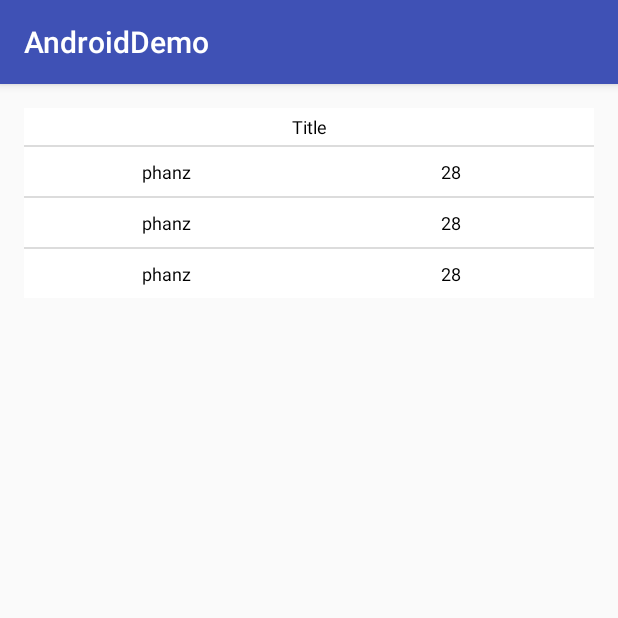
After one commit to phanz/AndroidDemo, an Android app: the ListViewActivity screen opened directly, with no data from a screen before it, on a phone screen of 412 x 824 dp, the top half of it. The commit adds this screen. Run offline under Robolectric (Android 15) with nearby library versions, the phone set to English and light mode, and no system bars.

Commit message:
ListView用法

```diff
--- a/app/src/main/AndroidManifest.xml
+++ b/app/src/main/AndroidManifest.xml
@@ -36,7 +36,8 @@
         <activity android:name=".snackbar.SnackBarActivity" />
         <activity android:name=".compoundbutton.CompoundButtonActivity" />
         <activity android:name=".simpleHScrollView.HScrollViewActivity" />
-        <activity android:name=".simpleHScrollView2.HScrollView2Activity"></activity>
+        <activity android:name=".simpleHScrollView2.HScrollView2Activity" />
+        <activity android:name=".listview.ListViewActivity"></activity>
     </application>
 
 </manifest>
--- a/app/src/main/java/com/example/demo/MainActivity.java
+++ b/app/src/main/java/com/example/demo/MainActivity.java
@@ -18,6 +18,7 @@ import com.example.demo.customview.CustomViewActivity;
 import com.example.demo.expandablelistview.ExpandableListViewActivity;
 import com.example.demo.fragment.FragmentActivity;
 import com.example.demo.gesture.SimpleGestureActivity;
+import com.example.demo.listview.ListViewActivity;
 import com.example.demo.permission.PermissionActivity;
 import com.example.demo.recyclerview.activity.ItemDecorationActivity;
 import com.example.demo.recyclerview.activity.RecyclerViewActivity;
@@ -45,6 +46,7 @@ public class MainActivity extends AppCompatActivity implements View.OnClickListe
     private Button mCompoundBtn;
     private Button mHScrollBtn;
     private Button mHScrollBtn2;
+    private Button mListViewBtn;
 
     @Override
     protected void onCreate(Bundle savedInstanceState) {
@@ -92,6 +94,9 @@ public class MainActivity extends AppCompatActivity implements View.OnClickListe
 
         mHScrollBtn2 = (Button)findViewById(R.id.h_scroll_view_btn_2);
         mHScrollBtn2.setOnClickListener(this);
+
+        mListViewBtn = (Button)findViewById(R.id.list_view_btn);
+        mListViewBtn.setOnClickListener(this);
 
     }
 
@@ -168,6 +173,11 @@ public class MainActivity extends AppCompatActivity implements View.OnClickListe
                 Intent hScrollViewIntent2 = new Intent(MainActivity.this, HScrollView2Activity.class);
                 startActivity(hScrollViewIntent2);
                 break;
+
+            case R.id.list_view_btn:
+                Intent listViewIntent = new Intent(MainActivity.this, ListViewActivity.class);
+                startActivity(listViewIntent);
+                break;
             default:
                 break;
         }
--- /dev/null
+++ b/app/src/main/java/com/example/demo/listview/BasicAdapter.java
@@ -0,0 +1,86 @@
+package com.example.demo.listview;
+
+import android.view.View;
+import android.view.ViewGroup;
+import android.widget.BaseAdapter;
+
+import java.util.ArrayList;
+import java.util.List;
+
+/**
+ * Created by hanzai.peng on 2017/3/7.
+ */
+
+public abstract class BasicAdapter<T> extends BaseAdapter {
+    private List<T> mShowItems = new ArrayList<>();
+
+    public BasicAdapter(){
+
+    }
+
+    public BasicAdapter(List<T> showItems){
+        mShowItems = showItems;
+    }
+
+    @Override
+    public int getCount() {
+        return mShowItems.size();
+    }
+
+    @Override
+    public Object getItem(int i) {
+        return mShowItems.get(i);
+    }
+
+    @Override
+    public long getItemId(int i) {
+        return i;
+    }
+
+    @Override
+    public View getView(int i, View view, ViewGroup viewGroup) {
+        BasicHolder holder;
+        if( view == null){
+            holder = createViewHolder(i);
+        } else {
+            holder = (BasicHolder)view.getTag();
+        }
+        holder.bindView(mShowItems.get(i));
+        View v = holder.getView();
+        return v;
+    }
+
+    protected  int headType = 0;
+    protected  int bodyType = 1;
+
+    @Override
+    public int getItemViewType(int position) {
+        if( mShowItems.get(position) instanceof String ){
+            return headType;
+        } else {
+            return bodyType;
+        }
+    }
+
+    @Override
+    public int getViewTypeCount() {
+        return 2;
+    }
+
+    public void addItem(T item){
+        mShowItems.add(item);
+        notifyDataSetChanged();
+    }
+
+    public void setItems(List<T> items){
+        mShowItems.clear();
+        if(items != null){
+            for(T item : items){
+                mShowItems.add(item);
+            }
+        }
+        notifyDataSetChanged();
+    }
+
+    public abstract BasicHolder createViewHolder(int position);
+}
--- /dev/null
+++ b/app/src/main/java/com/example/demo/listview/BasicHolder.java
@@ -0,0 +1,26 @@
+package com.example.demo.listview;
+
+import android.content.Context;
+import android.view.View;
+
+/**
+ * Created by hanzai.peng on 2017/3/7.
+ */
+
+public abstract class BasicHolder<T> {
+    private View view;
+    protected Context mContext;
+    public BasicHolder(Context context){
+        mContext = context;
+        view = createView();
+        view.setTag(this);
+    }
+
+    public View getView() {
+        return view;
+    }
+
+    protected abstract View createView();
+
+    public abstract void bindView(T appInfo);
+}
--- /dev/null
+++ b/app/src/main/java/com/example/demo/listview/HeadViewHolder.java
@@ -0,0 +1,32 @@
+package com.example.demo.listview;
+
+import android.content.Context;
+import android.view.View;
+import android.widget.TextView;
+
+import com.example.demo.R;
+
+/**
+ * Created by hanzai.peng on 2017/3/7.
+ */
+
+public class HeadViewHolder extends BasicHolder{
+
+    private TextView mTitleView;
+
+    public HeadViewHolder(Context context){
+        super(context);
+    }
+
+    @Override
+    protected View createView() {
+        View view = View.inflate(mContext, R.layout.item_adapter_title,null);
+        mTitleView = (TextView) view.findViewById(R.id.tv_head);
+        return view;
+    }
+
+    @Override
+    public void bindView(Object appInfo) {
+        mTitleView.setText((String)appInfo);
+    }
+}
--- /dev/null
+++ b/app/src/main/java/com/example/demo/listview/ListViewActivity.java
@@ -0,0 +1,51 @@
+package com.example.demo.listview;
+
+import android.support.v7.app.AppCompatActivity;
+import android.os.Bundle;
+import android.view.View;
+import android.view.ViewGroup;
+import android.widget.ListAdapter;
+import android.widget.ListView;
+
+import com.example.demo.R;
+
+public class ListViewActivity extends AppCompatActivity {
+
+    private ListView mNameLv;
+    @Override
+    protected void onCreate(Bundle savedInstanceState) {
+        super.onCreate(savedInstanceState);
+        setContentView(R.layout.activity_list_view);
+
+        mNameLv = (ListView) findViewById(R.id.nameLv);
+        PersonAdapter personAdapter = new PersonAdapter(this);
+        mNameLv.setAdapter(personAdapter);
+
+        personAdapter.addItem("Title");
+        personAdapter.addItem(new Person("phanz","28"));
+        personAdapter.addItem(new Person("phanz","28"));
+        personAdapter.addItem(new Person("phanz","28"));
+
+        setListViewHeightBasedOnChildren(mNameLv);
+    }
+
+    public static void setListViewHeightBasedOnChildren(ListView listView) {
+
+        ListAdapter listAdapter = listView.getAdapter();
+        if (listAdapter == null) {
+            return;
+        }
+
+        int totalHeight = 0;
+        for (int i = 0, len = listAdapter.getCount(); i < len; i++) {
+
+            View listItem = listAdapter.getView(i, null, listView);
+            listItem.measure(0, 0);
+            totalHeight += listItem.getMeasuredHeight();
+        }
+
+        ViewGroup.LayoutParams params = listView.getLayoutParams();
+        params.height = totalHeight + (listView.getDividerHeight() * (listAdapter.getCount() - 1));
+        listView.setLayoutParams(params);
+    }
+}
--- /dev/null
+++ b/app/src/main/java/com/example/demo/listview/Person.java
@@ -0,0 +1,31 @@
+package com.example.demo.listview;
+
+/**
+ * Created by hanzai.peng on 2017/3/7.
+ */
+
+public class Person {
+    private String name;
+    private String age;
+
+    public Person(String name,String age){
+        this.name = name;
+        this.age = age;
+    }
+
+    public String getName() {
+        return name;
+    }
+
+    public void setName(String name) {
+        this.name = name;
+    }
+
+    public String getAge() {
+        return age;
+    }
+
+    public void setAge(String age) {
+        this.age = age;
+    }
+}
--- /dev/null
+++ b/app/src/main/java/com/example/demo/listview/PersonAdapter.java
@@ -0,0 +1,36 @@
+package com.example.demo.listview;
+
+import android.content.Context;
+
+import java.util.List;
+
+/**
+ * Created by hanzai.peng on 2017/3/7.
+ */
+
+public class PersonAdapter extends BasicAdapter {
+
+    private Context mContext;
+
+    public PersonAdapter(Context context){
+        mContext = context;
+    }
+
+    public PersonAdapter(Context context, List showItems){
+        super(showItems);
+        mContext = context;
+    }
+
+    @Override
+    public BasicHolder createViewHolder(int position) {
+        int itemViewType = getItemViewType(position);
+        BasicHolder holder = null;
+        if(itemViewType == headType){
+            holder = new HeadViewHolder(mContext);
+        } else {
+            holder = new PersonHolder(mContext);
+        }
+        return holder;
+
+    }
+}
--- /dev/null
+++ b/app/src/main/java/com/example/demo/listview/PersonHolder.java
@@ -0,0 +1,35 @@
+package com.example.demo.listview;
+
+import android.content.Context;
+import android.view.View;
+import android.widget.TextView;
+
+import com.example.demo.R;
+
+/**
+ * Created by hanzai.peng on 2017/3/7.
+ */
+
+public class PersonHolder extends BasicHolder<Person> {
+
+    private TextView mNameView;
+    private TextView mAgeView;
+
+    public PersonHolder(Context context){
+        super(context);
+    }
+
+    @Override
+    protected View createView() {
+        View view = View.inflate(mContext,R.layout.item_adapter_content,null);
+        mNameView = (TextView) view.findViewById(R.id.tv_name);
+        mAgeView = (TextView) view.findViewById(R.id.tv_age);
+        return view;
+    }
+
+    @Override
+    public void bindView(Person person) {
+        mNameView.setText(person.getName());
+        mAgeView.setText(person.getAge());
+    }
+}
--- /dev/null
+++ b/app/src/main/res/layout/activity_list_view.xml
@@ -0,0 +1,17 @@
+<?xml version="1.0" encoding="utf-8"?>
+<RelativeLayout xmlns:android="http://schemas.android.com/apk/res/android"
+    xmlns:tools="http://schemas.android.com/tools"
+    android:id="@+id/activity_list_view"
+    android:layout_width="match_parent"
+    android:layout_height="match_parent"
+    android:paddingBottom="@dimen/activity_vertical_margin"
+    android:paddingLeft="@dimen/activity_horizontal_margin"
+    android:paddingRight="@dimen/activity_horizontal_margin"
+    android:paddingTop="@dimen/activity_vertical_margin"
+    tools:context="com.example.demo.listview.ListViewActivity">
+
+    <ListView
+        android:id="@+id/nameLv"
+        android:layout_width="match_parent"
+        android:layout_height="wrap_content" />
+</RelativeLayout>
--- a/app/src/main/res/layout/activity_main.xml
+++ b/app/src/main/res/layout/activity_main.xml
@@ -114,5 +114,12 @@
             android:layout_height="wrap_content"
             android:textAllCaps="false"
             android:text="自定义简单横向滑动控件2"/>
+
+        <Button
+            android:id="@+id/list_view_btn"
+            android:layout_width="wrap_content"
+            android:layout_height="wrap_content"
+            android:textAllCaps="false"
+            android:text="ListView使用"/>
     </LinearLayout>
 </ScrollView>
--- /dev/null
+++ b/app/src/main/res/layout/item_adapter_content.xml
@@ -0,0 +1,32 @@
+<?xml version="1.0" encoding="utf-8"?>
+<LinearLayout xmlns:android="http://schemas.android.com/apk/res/android"
+    android:orientation="horizontal"
+    android:layout_width="match_parent"
+    android:layout_height="match_parent"
+    android:background="@android:color/white">
+
+    <TextView
+        android:id="@+id/tv_name"
+        android:layout_width="0dp"
+        android:layout_height="wrap_content"
+        android:layout_weight="1"
+        android:gravity="center"
+        android:paddingBottom="8dp"
+        android:paddingTop="8dp"
+        android:text="phanz"
+        android:textColor="@android:color/black"
+        android:textSize="12sp"/>
+
+    <TextView
+        android:id="@+id/tv_age"
+        android:layout_width="0dp"
+        android:layout_height="wrap_content"
+        android:layout_weight="1"
+        android:gravity="center"
+        android:paddingBottom="8dp"
+        android:paddingTop="8dp"
+        android:text="28"
+        android:textColor="@android:color/black"
+        android:textSize="12sp"/>
+
+</LinearLayout>
--- /dev/null
+++ b/app/src/main/res/layout/item_adapter_title.xml
@@ -0,0 +1,18 @@
+<?xml version="1.0" encoding="utf-8"?>
+<LinearLayout xmlns:android="http://schemas.android.com/apk/res/android"
+    android:orientation="vertical"
+    android:layout_width="match_parent"
+    android:layout_height="match_parent"
+    android:background="@android:color/white">
+
+    <TextView
+        android:id="@+id/tv_head"
+        android:layout_width="match_parent"
+        android:layout_height="wrap_content"
+        android:gravity="center"
+        android:paddingTop="4dp"
+        android:paddingBottom="4dp"
+        android:textColor="@android:color/black"
+        android:textSize="12sp"/>
+
+</LinearLayout>
```
